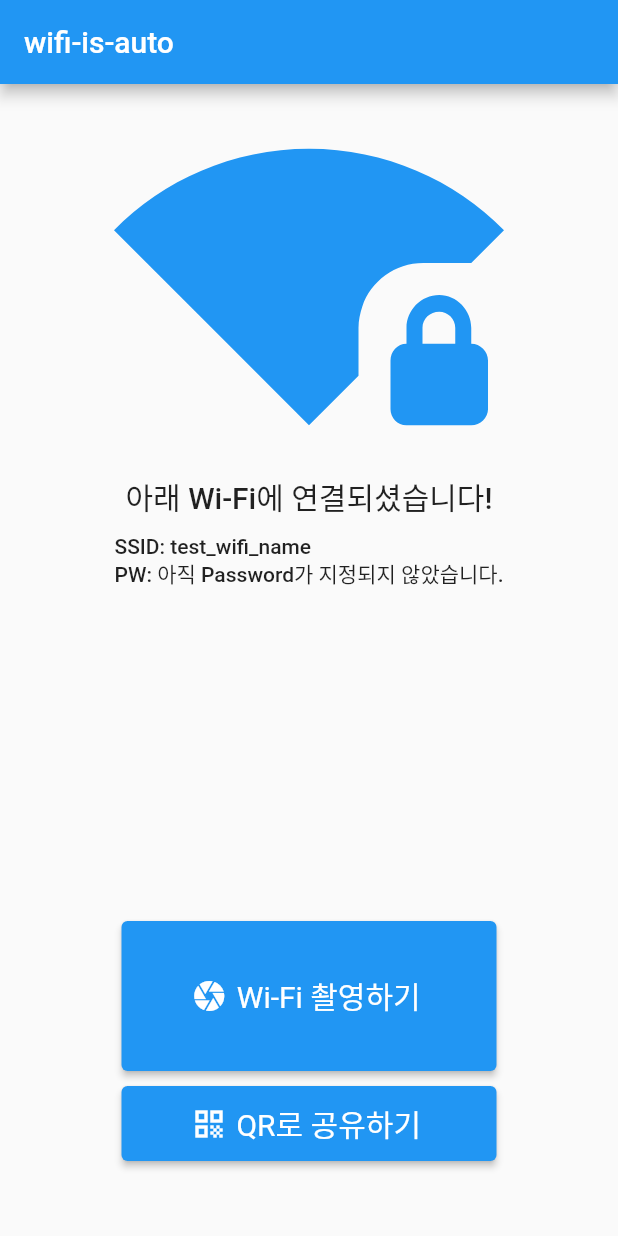
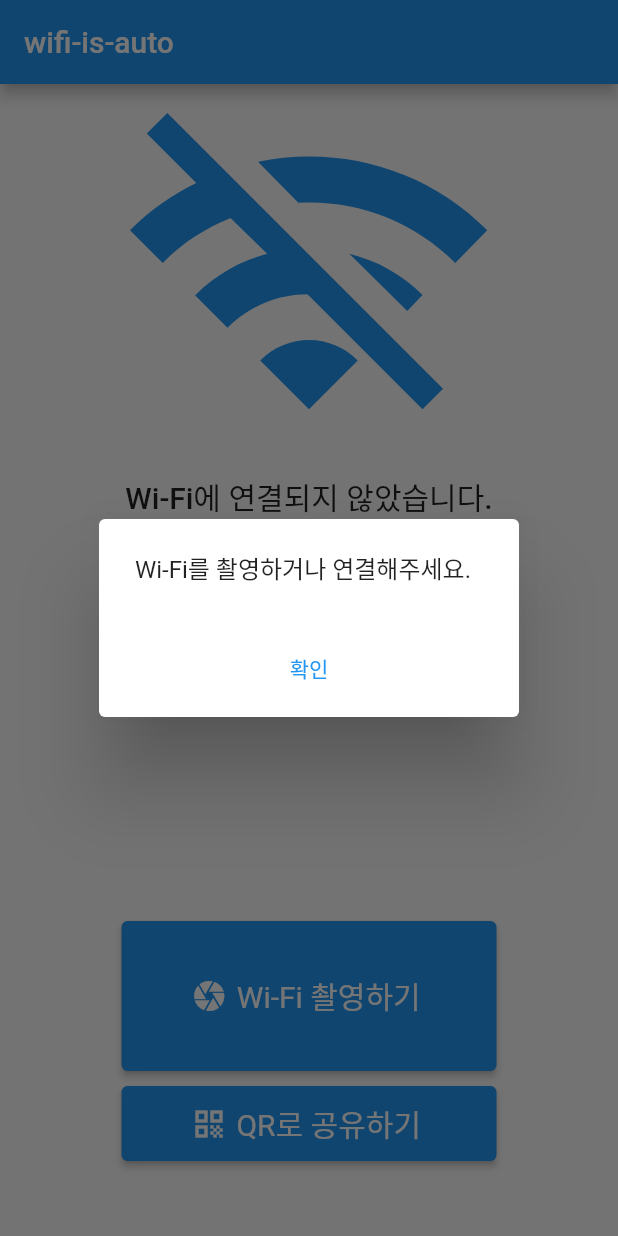
Before and after one commit to you4rin/wifi-is-auto, a Flutter app: the screen it shows after launch, after a tap on "QR로 공유하기", on a phone screen of 412 x 824 dp. Run offline on Flutter 3.47's test engine with Material 2 defaults, Android fonts, the phone set to English and light mode, and no system bars; our stand-ins replace qr_flutter.

Commit message:
feat: qr view 구현

```diff
--- a/lib/views/main_page.dart
+++ b/lib/views/main_page.dart
@@ -1,23 +1,29 @@
 import 'package:flutter/material.dart';
+
+import 'widgets/wifi_qr_modal.dart';
+import 'widgets/wifi_status.dart';
 
 
 class MainPage extends StatefulWidget {
   const MainPage({Key? key, required this.title}) : super(key: key);
 
   final String title;
-  final String wifiSsid = 'test_wifi_name';
-  final String wifiPassword = '아직 Password가 지정되지 않았습니다.';
 
   @override
   State<MainPage> createState() => _MainPageState();
 }
 
 class _MainPageState extends State<MainPage> {
+  String? wifiSsid;
+  String? wifiPassword;
+
+  String dialogText = '';
 
   @override
   Widget build(BuildContext context) {
 
     return Scaffold(
+      resizeToAvoidBottomInset : false,
       appBar: AppBar(
         title: Text(widget.title),
       ),
@@ -25,33 +31,7 @@ class _MainPageState extends State<MainPage> {
         child: Column(
           mainAxisAlignment: MainAxisAlignment.spaceBetween,
           children: [
-            Column(
-              children: [
-                Icon(
-                  Icons.signal_wifi_4_bar_lock,
-                  color: Colors.blue,
-                  size: 260.0,
-                ),
-                Text(
-                  '아래 Wi-Fi에 연결되셨습니다!',
-                  style: Theme.of(context).textTheme.titleLarge,
-                ),
-                SizedBox(height: 10.0),
-                Column(
-                  crossAxisAlignment: CrossAxisAlignment.start,
-                  children: [
-                    Text(
-                      'SSID: ${widget.wifiSsid}',
-                      style: Theme.of(context).textTheme.bodyLarge,
-                    ),
-                    Text(
-                      'PW: ${widget.wifiPassword}',
-                      style: Theme.of(context).textTheme.bodyLarge,
-                    ),
-                  ],
-                ),
-              ],
-            ),
+            WifiStatus(ssid: wifiSsid, pw: wifiPassword),
             Column(
               children: [
                 SizedBox(
@@ -75,7 +55,7 @@ class _MainPageState extends State<MainPage> {
                   child: ElevatedButton.icon(
                     icon: Icon(Icons.qr_code),
                     label: Text('QR로 공유하기'),
-                    onPressed: () {},
+                    onPressed: () => handleQrButton(context),
                     style: ElevatedButton.styleFrom(
                       textStyle: const TextStyle(fontSize: 20)
                     ),
@@ -89,4 +69,66 @@ class _MainPageState extends State<MainPage> {
       ),
     );
   }
+
+  void handleQrButton(BuildContext context) {
+    if(wifiSsid == null) {
+      showDialog(
+        context: context,
+        barrierDismissible: false,
+        builder: (ctx) => AlertDialog(
+          content: Text("Wi-Fi를 촬영하거나 연결해주세요."),
+          actions: [
+            Center(
+              child: TextButton(
+                child: Text('확인'),
+                onPressed: () => Navigator.of(context).pop()
+              )
+            )
+          ]
+        )
+      );
+      return;
+    }
+    else if(wifiPassword == null) {
+      showDialog(
+        context: context,
+        barrierDismissible: false,
+        builder: (ctx) => AlertDialog(
+          title: Text('Password 입력'),
+          content: TextField(
+            onChanged: (value) {
+              setState(() {
+                dialogText = value;
+              });
+            }
+          ),
+          actions: [
+            Center(
+              child: TextButton(
+                child: Text('확인'),
+                onPressed: () {
+                  setState(() {
+                    wifiPassword = dialogText;
+                  });
+                  Navigator.of(context).pop();
+                }
+              )
+            )
+          ]
+        )
+      );
+    }
+    else {
+      showModalBottomSheet(
+        context: context,
+        shape: RoundedRectangleBorder(
+          borderRadius: BorderRadius.circular(30.0),
+        ),
+        builder: (context) => WifiQrModal(
+          ssid: wifiSsid!,
+          pw: wifiPassword!
+        )
+      );
+    }
+  }
 }
--- /dev/null
+++ b/lib/views/widgets/wifi_status.dart
@@ -0,0 +1,56 @@
+import 'package:flutter/material.dart';
+
+class WifiStatus extends StatelessWidget {
+  final String? ssid;
+  final String? pw;
+
+  const WifiStatus({this.ssid, this.pw});
+
+  @override
+  Widget build(BuildContext context) {
+    return ssid == null
+    ? Column(children: [
+        Icon(
+          Icons.wifi_off,
+          color: Colors.blue,
+          size: 260.0,
+        ),
+        Text(
+            'Wi-Fi에 연결되지 않았습니다.',
+            style: Theme.of(context).textTheme.titleLarge,
+        )
+      ]
+    )
+    : Column(children: [
+          Icon(
+            Icons.signal_wifi_4_bar_lock,
+            color: Colors.blue,
+            size: 260.0,
+          ),
+          Text(
+            '아래 Wi-Fi에 연결되셨습니다!',
+            style: Theme.of(context).textTheme.titleLarge,
+          ),
+          SizedBox(height: 10.0),
+          Column(
+            crossAxisAlignment: CrossAxisAlignment.start,
+            children: [
+              Text(
+                'SSID: $ssid',
+                style: Theme.of(context).textTheme.bodyLarge,
+              ),
+              pw == null
+                ? Text(
+                  '비밀번호가 입력되지 않았습니다.',
+                  style: Theme.of(context).textTheme.bodyLarge,
+                )
+                : Text(
+                  'PW: $pw',
+                  style: Theme.of(context).textTheme.bodyLarge,
+                )
+            ],
+          ),
+      ],
+    );
+  }
+}
--- a/pubspec.yaml
+++ b/pubspec.yaml
@@ -35,6 +35,7 @@ dependencies:
   # Use with the CupertinoIcons class for iOS style icons.
   cupertino_icons: ^1.0.2
   effective_dart: ^1.3.2
+  qr_flutter: ^4.0.0
 
 dev_dependencies:
   flutter_test:
```
Also changed, not shown: lib/views/widgets/wifi_qr_modal.dart (added, +35 -0 lines), pubspec.lock.
